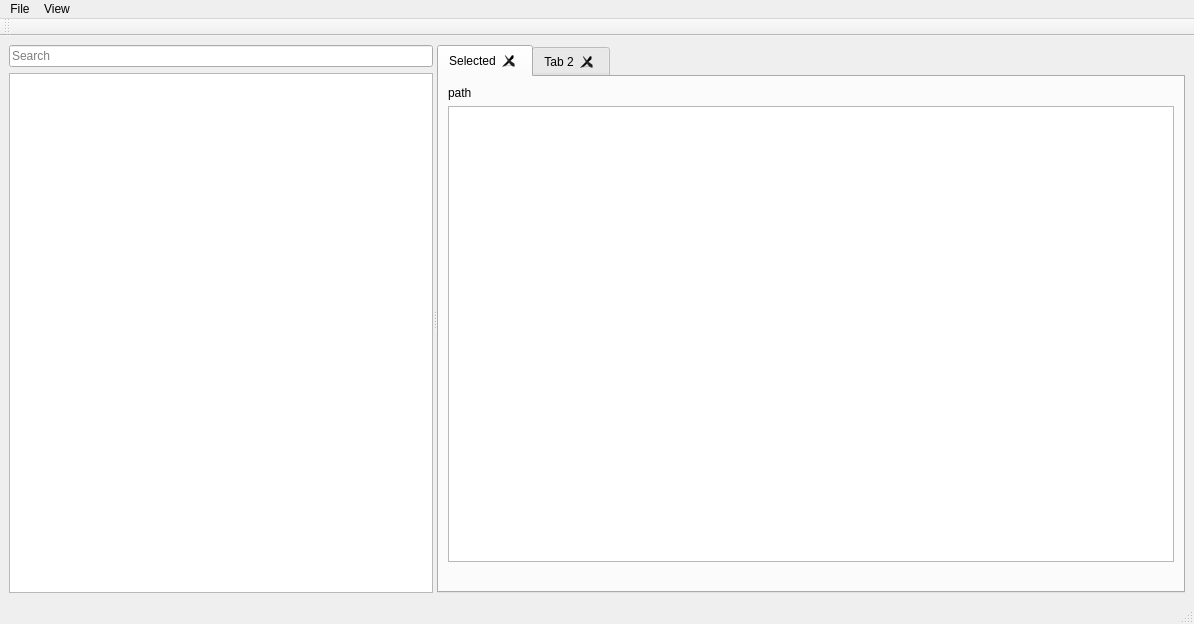
The window that aas_editor/mainwindow_base.ui (rwth-iat/aas_manager) describes before a commit, drawn with Qt 5.
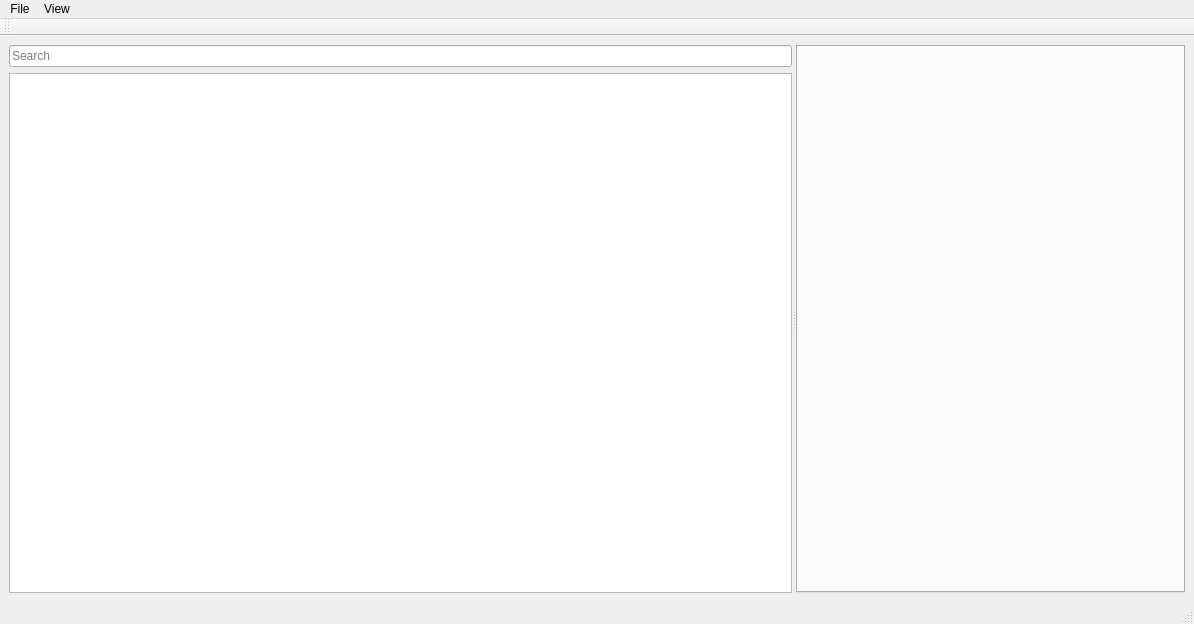
The same window after the commit.

Commit message: Add tab class and open tabs on doubleclick

```diff
--- a/aas_editor/mainwindow_base.ui
+++ b/aas_editor/mainwindow_base.ui
@@ -126,73 +126,6 @@
           <property name="movable">
            <bool>true</bool>
           </property>
-          <widget class="QWidget" name="tab">
-           <attribute name="title">
-            <string>Selected</string>
-           </attribute>
-           <layout class="QVBoxLayout" name="verticalLayout_4">
-            <item>
-             <widget class="QLabel" name="pathLabel">
-              <property name="text">
-               <string>path</string>
-              </property>
-             </widget>
-            </item>
-            <item>
-             <layout class="QGridLayout" name="gridLayout_3">
-              <item row="1" column="0">
-               <widget class="QLabel" name="descrLabel">
-                <property name="text">
-                 <string/>
-                </property>
-               </widget>
-              </item>
-              <item row="0" column="0">
-               <widget class="QTreeView" name="detailInfoTreeView">
-                <property name="enabled">
-                 <bool>true</bool>
-                </property>
-                <property name="sizePolicy">
-                 <sizepolicy hsizetype="Expanding" vsizetype="Expanding">
-                  <horstretch>0</horstretch>
-                  <verstretch>0</verstretch>
-                 </sizepolicy>
-                </property>
-                <property name="minimumSize">
-                 <size>
-                  <width>429</width>
-                  <height>0</height>
-                 </size>
-                </property>
-                <property name="baseSize">
-                 <size>
-                  <width>429</width>
-                  <height>555</height>
-                 </size>
-                </property>
-                <property name="contextMenuPolicy">
-                 <enum>Qt::CustomContextMenu</enum>
-                </property>
-                <property name="frameShape">
-                 <enum>QFrame::StyledPanel</enum>
-                </property>
-                <property name="frameShadow">
-                 <enum>QFrame::Sunken</enum>
-                </property>
-                <property name="sizeAdjustPolicy">
-                 <enum>QAbstractScrollArea::AdjustToContents</enum>
-                </property>
-               </widget>
-              </item>
-             </layout>
-            </item>
-           </layout>
-          </widget>
-          <widget class="QWidget" name="tab_2">
-           <attribute name="title">
-            <string>Tab 2</string>
-           </attribute>
-          </widget>
          </widget>
         </item>
        </layout>
```
Left out of the diff: 4 changed lines with no effect on the pictures. The commit also changes 2 other files.
